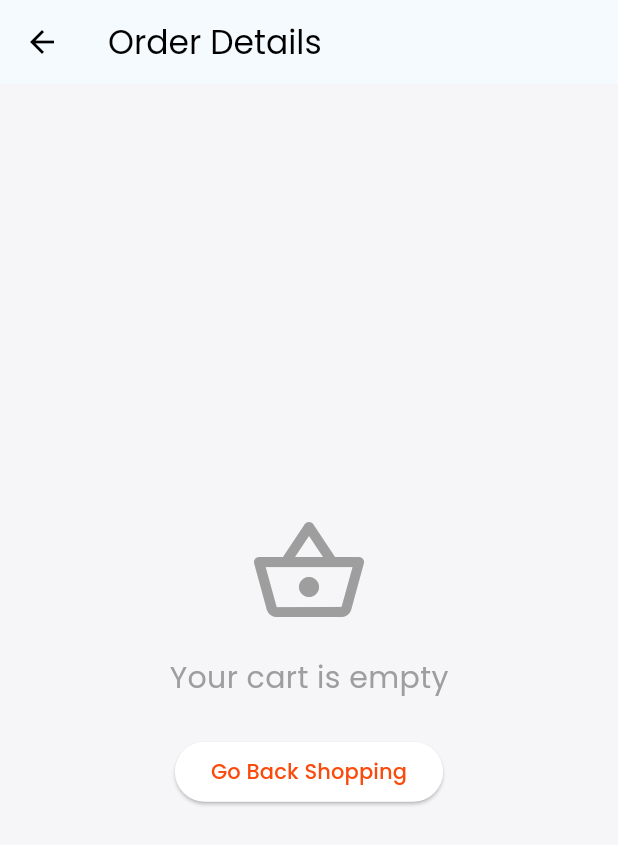
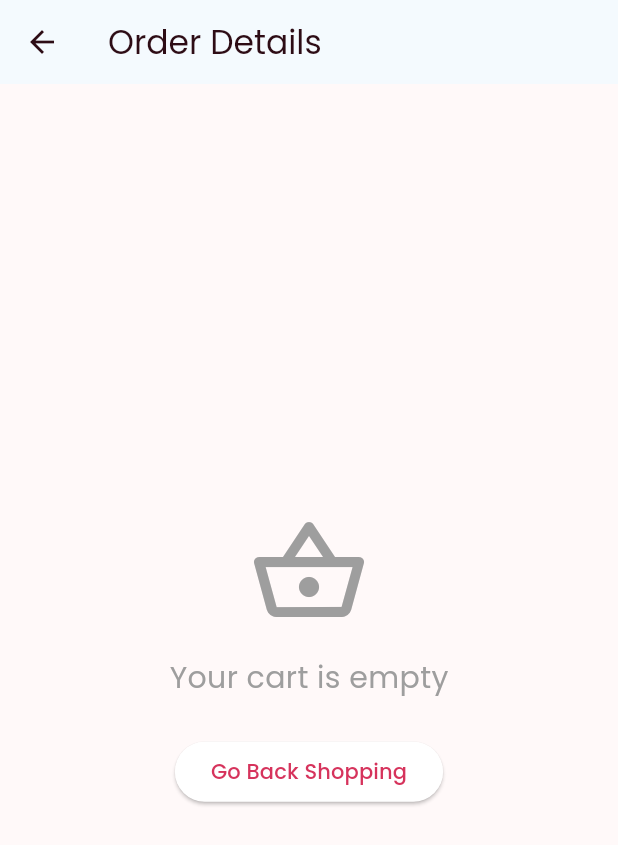
Before and after one commit to AzizulHakimFayaz/FoodieDlight, a Flutter app: the screen it shows after launch, after a tap on "Cart", on a phone screen of 412 x 824 dp. Shown: the top 845 px of the screen. Run offline on Flutter 3.47's test engine with Material 3 defaults, Android fonts, the phone set to English and light mode, and no system bars; our stand-ins replace google_fonts; network calls fail; statements that could not run were skipped.

Commit message:
Home page update

```diff
--- a/lib/constants/app_colors.dart
+++ b/lib/constants/app_colors.dart
@@ -1,16 +1,20 @@
 import 'package:flutter/material.dart';
 
 class AppColors {
-  // Modern Food Delivery Palette
-  static const Color primary = Color(0xFFFA4A0C); // Vermilion / Red-Orange
-  static const Color secondary = Color(0xFFF2F2F2); // Light Gray Background
-  static const Color background = Color(0xFFF6F6F9); // Very Light Blue/Gray
+  // Deep Raspberry / Cherry Palette
+  static const Color primary = Color(0xFFD6335C); // Deep Raspberry
+  static const Color primaryLight = Color(
+    0xFFFF80AB,
+  ); // Lighter pink for accents
+  static const Color background = Color(0xFFFFF9F9); // Warm White/Pinkish
   static const Color surface = Colors.white;
-  static const Color textPrimary = Color(0xFF000000);
-  static const Color textSecondary = Color(0xFF9A9A9D);
-  static const Color accent = Color(
-    0xFFFFC107,
-  ); // Amber/Gold for stars or highlights
-  static const Color success = Color(0xFF2E7D32);
-  static const Color error = Color(0xFFD32F2F);
+
+  static const Color textPrimary = Color(0xFF2D0C15); // Dark Brownish Black
+  static const Color textSecondary = Color(0xFF9E8990); // Muted Pinkish Grey
+
+  static const Color accent = Color(0xFFFFC107); // Gold for ratings
+
+  static const Color iconColor = Color(
+    0xFFE5B6C2,
+  ); // Faint pink for background icons
 }
```
Also changed, not shown: lib/widgets/background_pattern.dart (added, +90 -0 lines).
